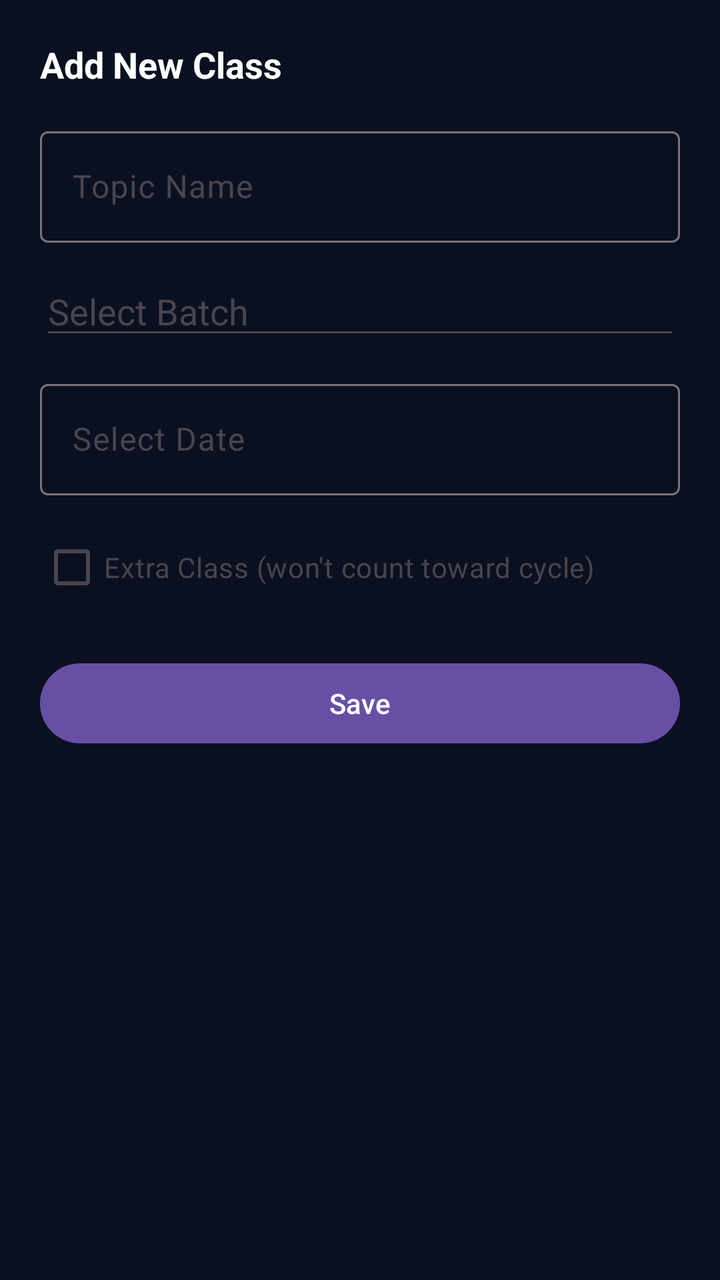
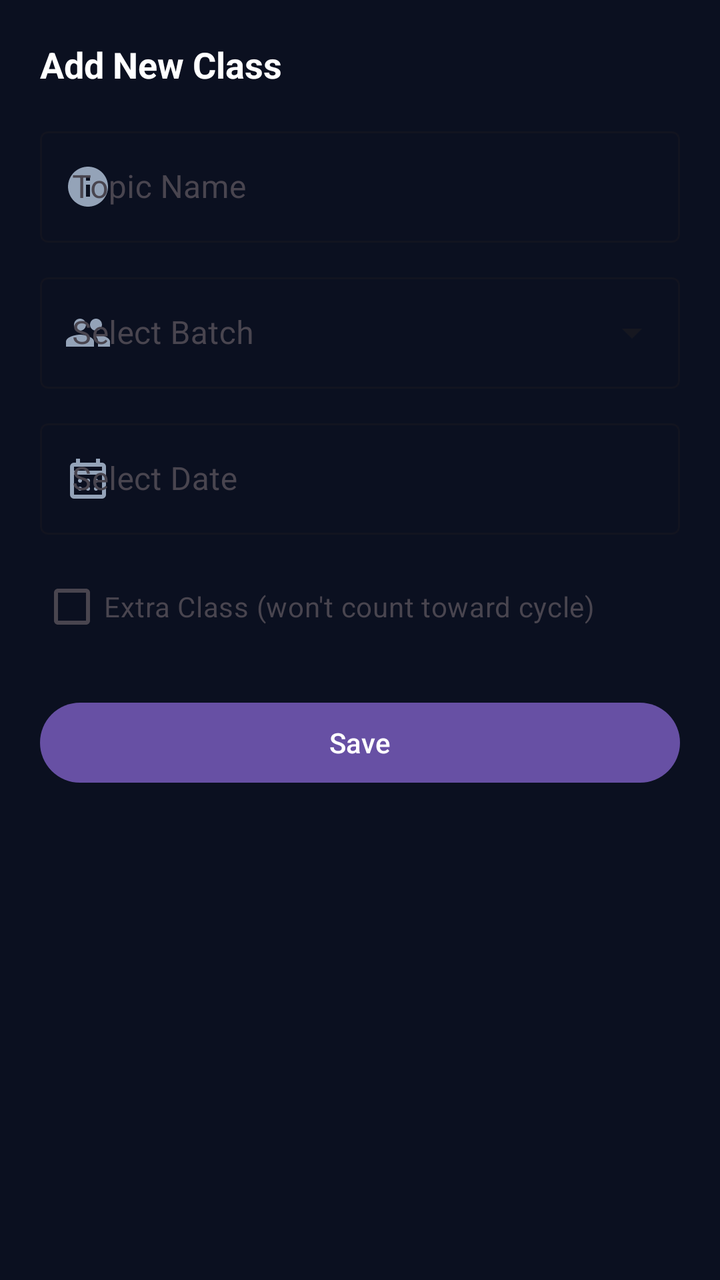

Before-and-after screenshots of an Android layout around one commit, followed by the original layout XML and the change that was made.
<!-- AndroidManifest.xml: application theme Theme.TeachSync -->
<!-- res/layout/bottomsheet_add_class.xml -->
<?xml version="1.0" encoding="utf-8"?>
<LinearLayout xmlns:android="http://schemas.android.com/apk/res/android"
    xmlns:app="http://schemas.android.com/apk/res-auto"
    android:padding="20dp"
    android:orientation="vertical"
    android:layout_width="match_parent"
    android:layout_height="wrap_content"
    android:background="#0B1020">

    
    <LinearLayout
        android:layout_width="match_parent"
        android:layout_height="wrap_content"
        android:orientation="horizontal"
        android:gravity="center_vertical"
        android:layout_marginBottom="16dp">

        <TextView
            android:id="@+id/tvSheetTitle"
            android:text="Add New Class"
            android:textSize="18sp"
            android:textStyle="bold"
            android:textColor="@color/white"
            android:layout_width="0dp"
            android:layout_height="wrap_content"
            android:layout_weight="1"/>

        
        <TextView
            android:id="@+id/tvMonthLabel"
            android:text=""
            android:textSize="13sp"
            android:textColor="#9FA8DA"
            android:layout_width="wrap_content"
            android:layout_height="wrap_content"/>

    </LinearLayout>

    
    <com.google.android.material.textfield.TextInputLayout
        android:layout_width="match_parent"
        android:layout_height="wrap_content">

        <com.google.android.material.textfield.TextInputEditText
            android:id="@+id/etTopic"
            android:layout_width="match_parent"
            android:layout_height="wrap_content"
            android:hint="Topic Name"
            android:textColor="@color/white" />
    </com.google.android.material.textfield.TextInputLayout>

    
    <AutoCompleteTextView
        android:id="@+id/dropBatch"
        android:layout_width="match_parent"
        android:layout_height="wrap_content"
        android:layout_marginTop="12dp"
        android:hint="Select Batch"
        android:textColor="@color/white"
        android:textColorHint="#49454F" />

    
    <com.google.android.material.textfield.TextInputLayout
        android:layout_width="match_parent"
        android:layout_height="wrap_content"
        android:layout_marginTop="12dp">

        <com.google.android.material.textfield.TextInputEditText
            android:id="@+id/etDate"
            android:layout_width="match_parent"
            android:layout_height="wrap_content"
            android:clickable="true"
            android:focusable="false"
            android:hint="Select Date"
            android:textColor="@color/white" />
    </com.google.android.material.textfield.TextInputLayout>

    
    <com.google.android.material.textfield.TextInputLayout
        android:id="@+id/layoutClassNumber"
        android:layout_width="match_parent"
        android:layout_height="wrap_content"
        android:layout_marginTop="12dp"
        android:hint="Class Number (manual correction)"
        android:visibility="gone"
        style="@style/Widget.MaterialComponents.TextInputLayout.OutlinedBox">

        <com.google.android.material.textfield.TextInputEditText
            android:id="@+id/etClassNumber"
            android:layout_width="match_parent"
            android:layout_height="wrap_content"
            android:inputType="number"
            android:textColor="@color/white" />
    </com.google.android.material.textfield.TextInputLayout>

    
    <CheckBox
        android:id="@+id/checkExtra"
        android:text="Extra Class (won't count toward cycle)"
        android:layout_marginTop="12dp"
        android:layout_width="wrap_content"
        android:textColor="#49454F"
        android:layout_height="wrap_content"/>

    
    <com.google.android.material.button.MaterialButton
        android:id="@+id/btnSave"
        android:text="Save"
        android:layout_marginTop="20dp"
        android:layout_width="match_parent"
        android:layout_height="wrap_content"/>

</LinearLayout>
<!-- resources referenced by this layout -->
<resources>
  <color name="white">#FFFFFFFF</color>
  <style name="Theme.TeachSync" parent="Base.Theme.TeachSync" />
  <style name="Base.Theme.TeachSync" parent="Theme.Material3.DayNight.NoActionBar">
          
          
      </style>
</resources>

<!-- the commit's change to res/layout/bottomsheet_add_class.xml (unified diff, before → after) -->
@@ -39,31 +39,49 @@
     
     <com.google.android.material.textfield.TextInputLayout
         android:layout_width="match_parent"
-        android:layout_height="wrap_content">
+        android:layout_height="wrap_content"
+        app:startIconDrawable="@drawable/baseline_info_24"
+        app:startIconTint="#94A3B8"
+        android:textColorHint="#49454F"
+        style="@style/Widget.MaterialComponents.TextInputLayout.OutlinedBox">
 
         <com.google.android.material.textfield.TextInputEditText
             android:id="@+id/etTopic"
             android:layout_width="match_parent"
             android:layout_height="wrap_content"
             android:hint="Topic Name"
+
             android:textColor="@color/white" />
     </com.google.android.material.textfield.TextInputLayout>
-
-    
-    <AutoCompleteTextView
-        android:id="@+id/dropBatch"
-        android:layout_width="match_parent"
-        android:layout_height="wrap_content"
-        android:layout_marginTop="12dp"
-        android:hint="Select Batch"
-        android:textColor="@color/white"
-        android:textColorHint="#49454F" />
 
     
     <com.google.android.material.textfield.TextInputLayout
         android:layout_width="match_parent"
         android:layout_height="wrap_content"
-        android:layout_marginTop="12dp">
+        android:layout_marginTop="12dp"
+        app:startIconDrawable="@drawable/baseline_group_24"
+        app:startIconTint="#94A3B8"
+        android:textColorHint="#49454F"
+        style="@style/Widget.MaterialComponents.TextInputLayout.OutlinedBox.ExposedDropdownMenu">
+
+        <AutoCompleteTextView
+            android:id="@+id/dropBatch"
+            android:layout_width="match_parent"
+            android:layout_height="wrap_content"
+            android:hint="Select Batch"
+            android:textColor="@color/white"
+            android:textColorHint="#49454F" />
+    </com.google.android.material.textfield.TextInputLayout>
+
+    
+    <com.google.android.material.textfield.TextInputLayout
+        android:layout_width="match_parent"
+        android:layout_height="wrap_content"
+        android:layout_marginTop="12dp"
+        app:startIconDrawable="@drawable/outline_calendar_month_24"
+        app:startIconTint="#94A3B8"
+        android:textColorHint="#49454F"
+        style="@style/Widget.MaterialComponents.TextInputLayout.OutlinedBox">
 
         <com.google.android.material.textfield.TextInputEditText
             android:id="@+id/etDate"
@@ -81,6 +99,8 @@
         android:layout_width="match_parent"
         android:layout_height="wrap_content"
         android:layout_marginTop="12dp"
+        app:startIconDrawable="@drawable/baseline_autorenew_24"
+        app:startIconTint="#94A3B8"
         android:hint="Class Number (manual correction)"
         android:visibility="gone"
         style="@style/Widget.MaterialComponents.TextInputLayout.OutlinedBox">
<!-- resource entries referenced after the edit -->
@@ -1,6 +1,30 @@
 <!-- resources referenced by this layout -->
 <resources>
   <color name="white">#FFFFFFFF</color>
+  <!-- drawable baseline_autorenew_24 (drawable) -->
+  <vector xmlns:android="http://schemas.android.com/apk/res/android" android:height="24dp" android:tint="#000000" android:viewportHeight="24" android:viewportWidth="24" android:width="24dp">
+        
+      <path android:fillColor="@android:color/white" android:pathData="M12,6v3l4,-4 -4,-4v3c-4.42,0 -8,3.58 -8,8 0,1.57 0.46,3.03 1.24,4.26L6.7,14.8c-0.45,-0.83 -0.7,-1.79 -0.7,-2.8 0,-3.31 2.69,-6 6,-6zM18.76,7.74L17.3,9.2c0.44,0.84 0.7,1.79 0.7,2.8 0,3.31 -2.69,6 -6,6v-3l-4,4 4,4v-3c4.42,0 8,-3.58 8,-8 0,-1.57 -0.46,-3.03 -1.24,-4.26z"/>
+      
+  </vector>
+  <!-- drawable baseline_group_24 (drawable) -->
+  <vector xmlns:android="http://schemas.android.com/apk/res/android" android:height="24dp" android:tint="#000000" android:viewportHeight="24" android:viewportWidth="24" android:width="24dp">
+        
+      <path android:fillColor="@android:color/white" android:pathData="M16,11c1.66,0 2.99,-1.34 2.99,-3S17.66,5 16,5c-1.66,0 -3,1.34 -3,3s1.34,3 3,3zM8,11c1.66,0 2.99,-1.34 2.99,-3S9.66,5 8,5C6.34,5 5,6.34 5,8s1.34,3 3,3zM8,13c-2.33,0 -7,1.17 -7,3.5L1,19h14v-2.5c0,-2.33 -4.67,-3.5 -7,-3.5zM16,13c-0.29,0 -0.62,0.02 -0.97,0.05 1.16,0.84 1.97,1.97 1.97,3.45L17,19h6v-2.5c0,-2.33 -4.67,-3.5 -7,-3.5z"/>
+      
+  </vector>
+  <!-- drawable baseline_info_24 (drawable) -->
+  <vector xmlns:android="http://schemas.android.com/apk/res/android" android:height="24dp" android:tint="#000000" android:viewportHeight="24" android:viewportWidth="24" android:width="24dp">
+        
+      <path android:fillColor="@android:color/white" android:pathData="M12,2C6.48,2 2,6.48 2,12s4.48,10 10,10 10,-4.48 10,-10S17.52,2 12,2zM13,17h-2v-6h2v6zM13,9h-2L11,7h2v2z"/>
+      
+  </vector>
+  <!-- drawable outline_calendar_month_24 (drawable) -->
+  <vector xmlns:android="http://schemas.android.com/apk/res/android" android:height="24dp" android:tint="#000000" android:viewportHeight="960" android:viewportWidth="960" android:width="24dp">
+        
+      <path android:fillColor="@android:color/white" android:pathData="M200,880Q167,880 143.5,856.5Q120,833 120,800L120,240Q120,207 143.5,183.5Q167,160 200,160L240,160L240,80L320,80L320,160L640,160L640,80L720,80L720,160L760,160Q793,160 816.5,183.5Q840,207 840,240L840,800Q840,833 816.5,856.5Q793,880 760,880L200,880ZM200,800L760,800Q760,800 760,800Q760,800 760,800L760,400L200,400L200,800Q200,800 200,800Q200,800 200,800ZM200,320L760,320L760,240Q760,240 760,240Q760,240 760,240L200,240Q200,240 200,240Q200,240 200,240L200,320ZM200,320L200,240Q200,240 200,240Q200,240 200,240L200,240Q200,240 200,240Q200,240 200,240L200,320ZM480,560Q463,560 451.5,548.5Q440,537 440,520Q440,503 451.5,491.5Q463,480 480,480Q497,480 508.5,491.5Q520,503 520,520Q520,537 508.5,548.5Q497,560 480,560ZM291.5,548.5Q280,537 280,520Q280,503 291.5,491.5Q303,480 320,480Q337,480 348.5,491.5Q360,503 360,520Q360,537 348.5,548.5Q337,560 320,560Q303,560 291.5,548.5ZM640,560Q623,560 611.5,548.5Q600,537 600,520Q600,503 611.5,491.5Q623,480 640,480Q657,480 668.5,491.5Q680,503 680,520Q680,537 668.5,548.5Q657,560 640,560ZM480,720Q463,720 451.5,708.5Q440,697 440,680Q440,663 451.5,651.5Q463,640 480,640Q497,640 508.5,651.5Q520,663 520,680Q520,697 508.5,708.5Q497,720 480,720ZM291.5,708.5Q280,697 280,680Q280,663 291.5,651.5Q303,640 320,640Q337,640 348.5,651.5Q360,663 360,680Q360,697 348.5,708.5Q337,720 320,720Q303,720 291.5,708.5ZM640,720Q623,720 611.5,708.5Q600,697 600,680Q600,663 611.5,651.5Q623,640 640,640Q657,640 668.5,651.5Q680,663 680,680Q680,697 668.5,708.5Q657,720 640,720Z"/>
+      
+  </vector>
   <style name="Theme.TeachSync" parent="Base.Theme.TeachSync" />
   <style name="Base.Theme.TeachSync" parent="Theme.Material3.DayNight.NoActionBar">
           
